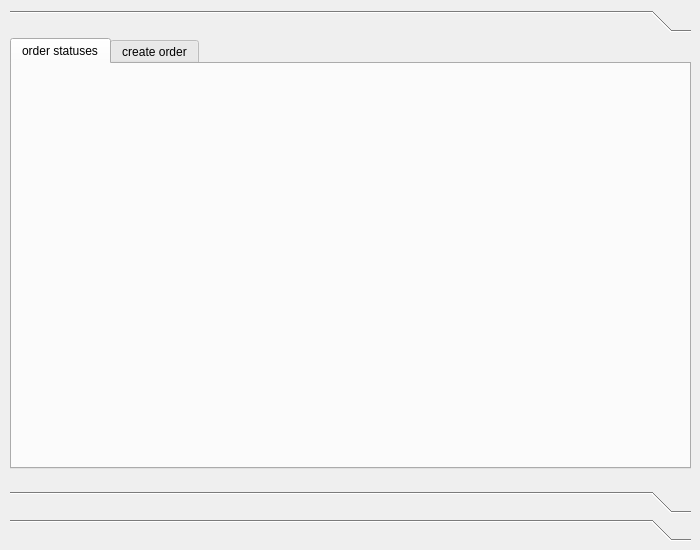
Qt form ui/reader/reader.ui (shikro/database_client) before a commit.
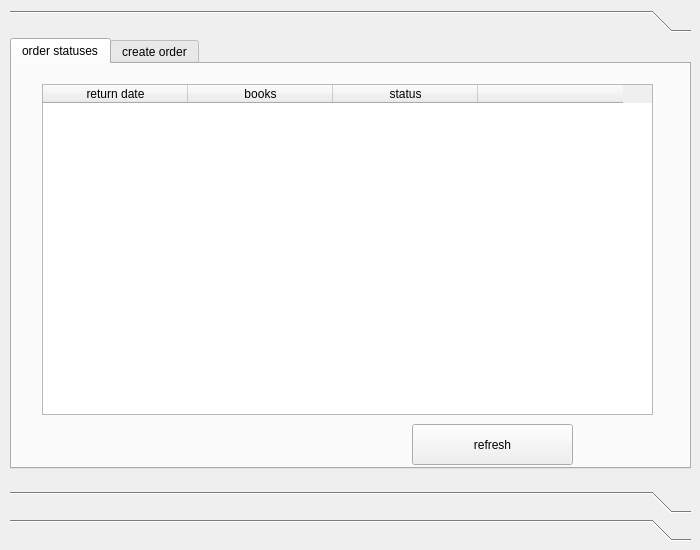
The same form after that commit. The open tabs and pages were chosen to show the change.

Commit message: order statuses done

Diff of the .ui file:
```diff
--- a/ui/reader/reader.ui
+++ b/ui/reader/reader.ui
@@ -72,6 +72,64 @@
        <attribute name="title">
         <string>order statuses</string>
        </attribute>
+       <widget class="QTableWidget" name="orders_table">
+        <property name="geometry">
+         <rect>
+          <x>30</x>
+          <y>20</y>
+          <width>611</width>
+          <height>331</height>
+         </rect>
+        </property>
+        <property name="editTriggers">
+         <set>QAbstractItemView::NoEditTriggers</set>
+        </property>
+        <property name="gridStyle">
+         <enum>Qt::DashDotLine</enum>
+        </property>
+        <property name="cornerButtonEnabled">
+         <bool>true</bool>
+        </property>
+        <attribute name="horizontalHeaderDefaultSectionSize">
+         <number>145</number>
+        </attribute>
+        <attribute name="verticalHeaderDefaultSectionSize">
+         <number>60</number>
+        </attribute>
+        <column>
+         <property name="text">
+          <string>return date</string>
+         </property>
+        </column>
+        <column>
+         <property name="text">
+          <string>books</string>
+         </property>
+        </column>
+        <column>
+         <property name="text">
+          <string>status</string>
+         </property>
+        </column>
+        <column>
+         <property name="text">
+          <string/>
+         </property>
+        </column>
+       </widget>
+       <widget class="QPushButton" name="refresh_button">
+        <property name="geometry">
+         <rect>
+          <x>400</x>
+          <y>360</y>
+          <width>161</width>
+          <height>41</height>
+         </rect>
+        </property>
+        <property name="text">
+         <string>refresh</string>
+        </property>
+       </widget>
       </widget>
       <widget class="QWidget" name="create_order_tab">
        <attribute name="title">
```
Left out of the diff: 10 changed lines with no effect on the pictures. The commit also changes 5 other files.
